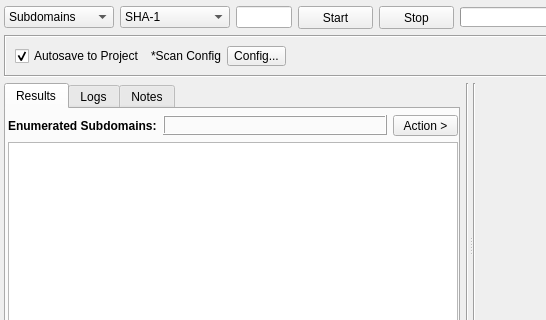
Old version of the form gui/src/engines/cert/Cert.ui in the repository 3nock/OTE; both pictures show x 0 to 546 and y 0 to 320 of the 664 by 406 pixel window.
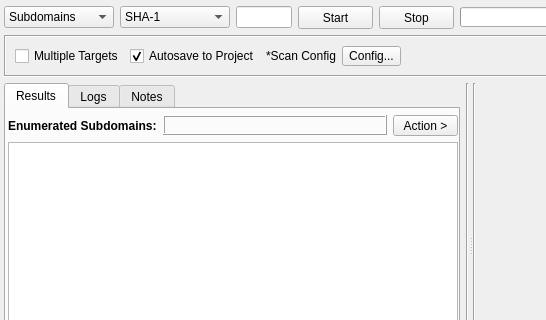
New version of the form. Custom widgets are drawn as their Qt base class.

Patch:
```diff
--- a/gui/src/engines/cert/Cert.ui
+++ b/gui/src/engines/cert/Cert.ui
@@ -183,6 +183,13 @@
       <enum>QFrame::Sunken</enum>
      </property>
      <layout class="QHBoxLayout" name="horizontalLayout_2">
+      <item>
+       <widget class="QCheckBox" name="checkBoxMultipleTargets">
+        <property name="text">
+         <string>Multiple Targets</string>
+        </property>
+       </widget>
+      </item>
       <item>
        <widget class="QCheckBox" name="checkBox">
         <property name="text">
```
Left out of the diff: 5 changed lines with no effect on the pictures.
